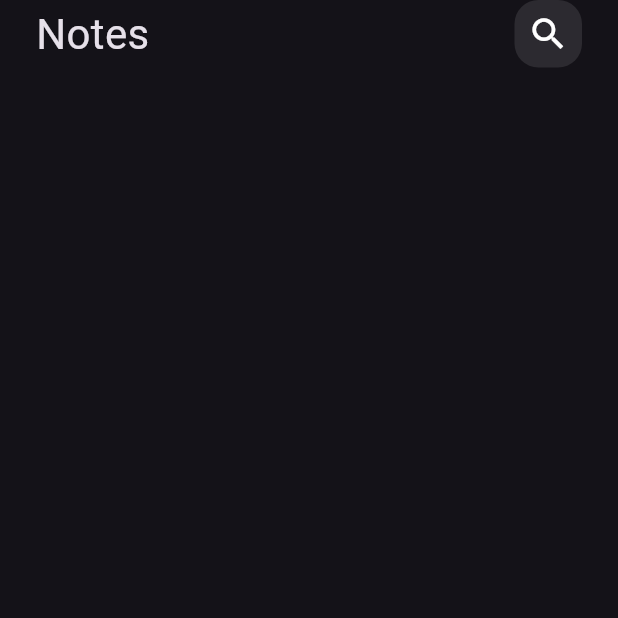
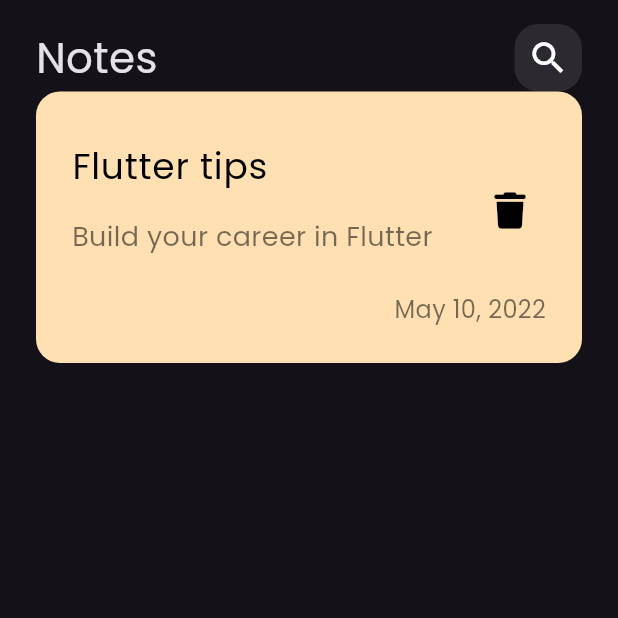
Before and after one commit to mohamed-eid-f/notes, a Flutter app: the screen it shows after launch, on a phone screen of 412 x 824 dp, the top half of it. Run offline on Flutter 3.47's test engine with Material 3 defaults, Android fonts, the phone set to English and light mode, and no system bars; our stand-ins replace font_awesome_flutter.

Commit message:
create custom note item & add font

```diff
--- a/lib/main.dart
+++ b/lib/main.dart
@@ -15,6 +15,7 @@ class MyApp extends StatelessWidget {
       title: 'Flutter Demo',
       theme: ThemeData(
         brightness: Brightness.dark,
+        fontFamily: 'Poppins',
       ),
       home: const HomePage(),
     );
--- /dev/null
+++ b/lib/widgets/note_item_widget.dart
@@ -0,0 +1,53 @@
+import 'package:flutter/material.dart';
+import 'package:font_awesome_flutter/font_awesome_flutter.dart';
+
+class NoteItemWidget extends StatelessWidget {
+  const NoteItemWidget({super.key});
+
+  @override
+  Widget build(BuildContext context) {
+    return Container(
+      padding: const EdgeInsets.all(24),
+      decoration: BoxDecoration(
+        color: Colors.orange.shade100,
+        borderRadius: const BorderRadius.all(Radius.circular(16)),
+      ),
+      child: Column(
+        crossAxisAlignment: CrossAxisAlignment.end,
+        children: [
+          ListTile(
+            contentPadding: EdgeInsets.zero,
+            title: const Text(
+              "Flutter tips",
+              style: TextStyle(
+                color: Colors.black,
+                fontSize: 24,
+              ),
+            ),
+            subtitle: const Padding(
+              padding: EdgeInsets.symmetric(vertical: 16.0),
+              child: Text(
+                "Build your career in Flutter",
+                style: TextStyle(
+                  color: Colors.black54,
+                  fontSize: 18,
+                ),
+              ),
+            ),
+            trailing: IconButton(
+              onPressed: () {},
+              icon: const Icon(
+                FontAwesomeIcons.trash,
+                color: Colors.black,
+              ),
+            ),
+          ),
+          const Text(
+            "May 10, 2022",
+            style: TextStyle(color: Colors.black54, fontSize: 16),
+          ),
+        ],
+      ),
+    );
+  }
+}
--- a/lib/widgets/notes_body_widget.dart
+++ b/lib/widgets/notes_body_widget.dart
@@ -1,6 +1,7 @@
 import 'package:flutter/material.dart';
 
 import 'custom_appbar_widget.dart';
+import 'note_item_widget.dart';
 
 class NotesBodyWidget extends StatelessWidget {
   const NotesBodyWidget({
@@ -11,10 +12,11 @@ class NotesBodyWidget extends StatelessWidget {
   Widget build(BuildContext context) {
     return const SafeArea(
       child: Padding(
-        padding: EdgeInsets.symmetric(horizontal: 24),
+        padding: EdgeInsets.symmetric(horizontal: 24, vertical: 16),
         child: Column(
           children: [
             CustomAppbarWidget(),
+            NoteItemWidget(),
           ],
         ),
       ),
```
Also changed, not shown: pubspec.yaml (+8 -14 lines), assets/fonts/Poppins-Regular.ttf (added), pubspec.lock.
